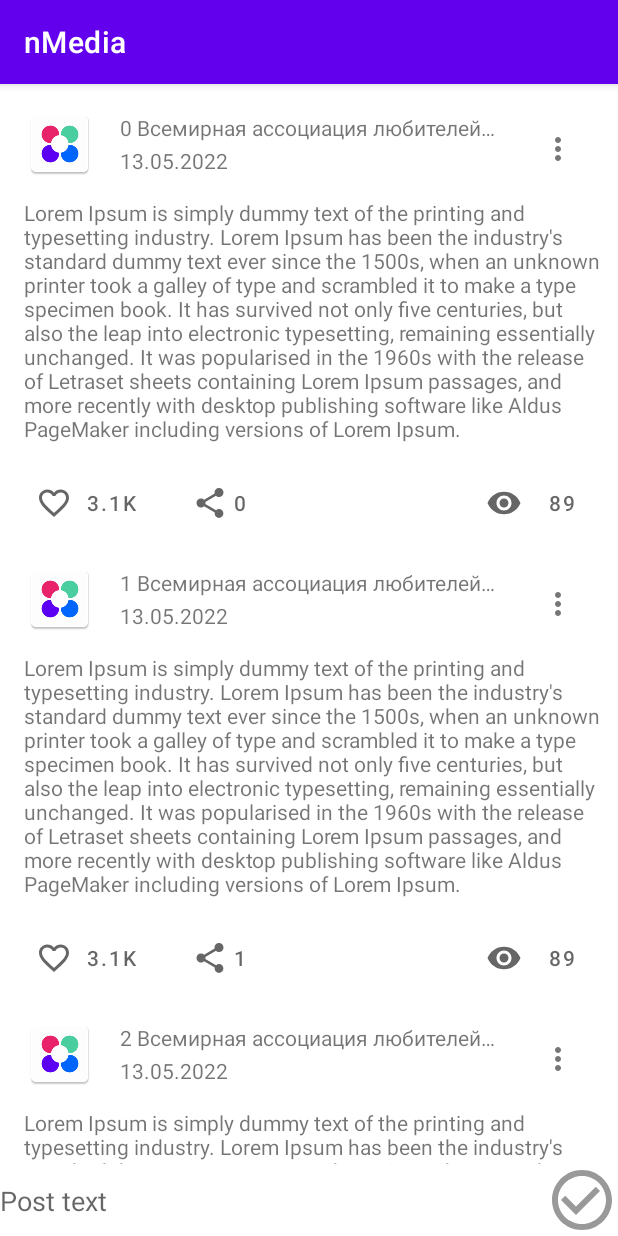
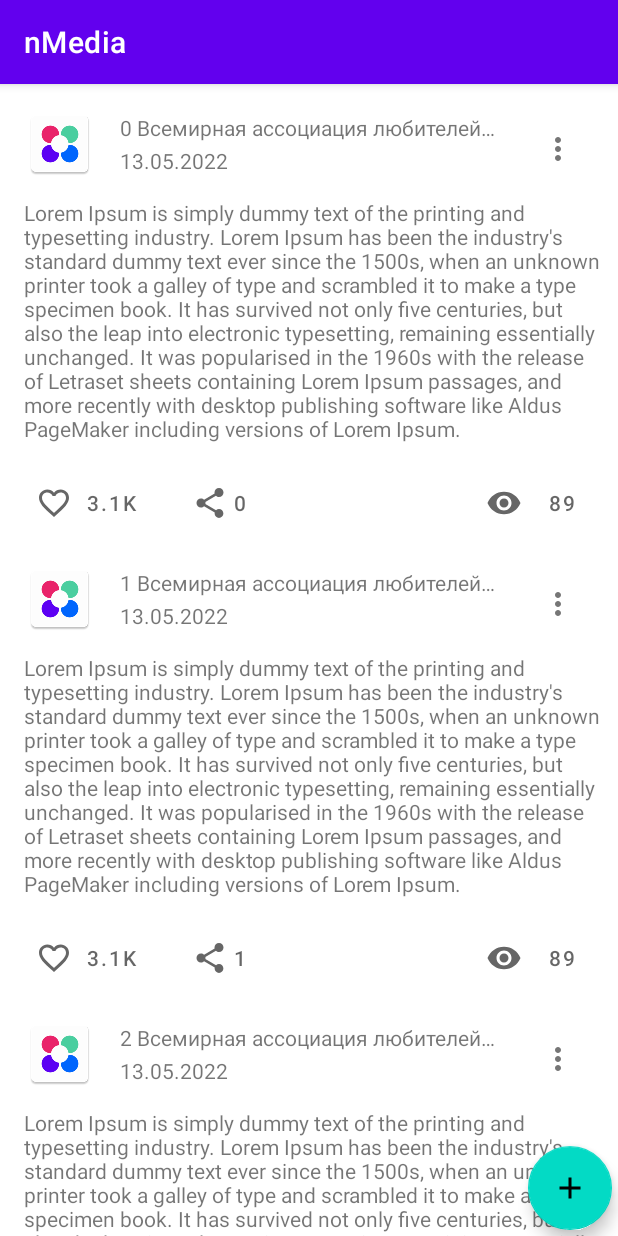
Before and after one commit to mstif/nmedia-app, an Android app: the screen it shows after launch (MainActivity), on a phone screen of 412 x 824 dp. Run offline under Robolectric (Android 15) with nearby library versions, the phone set to English and light mode, and no system bars.

```diff
--- a/app/src/main/java/ru/netology/nmedia/MainActivity.kt
+++ b/app/src/main/java/ru/netology/nmedia/MainActivity.kt
@@ -1,9 +1,11 @@
 package ru.netology.nmedia
 
+import android.content.Intent
 import androidx.appcompat.app.AppCompatActivity
 import android.os.Bundle
 import android.text.TextWatcher
 import android.view.View
+import androidx.activity.result.launch
 import androidx.activity.viewModels
 import androidx.core.widget.doAfterTextChanged
 import androidx.core.widget.doOnTextChanged
@@ -19,46 +21,56 @@ class MainActivity : AppCompatActivity() {
         super.onCreate(savedInstanceState)
         val binding = ActivityMainBinding.inflate(layoutInflater)
         setContentView(binding.root)
-        binding.group.visibility = View.GONE
+
+
         val adapter = PostsAdapter(viewModel)
         binding.container.adapter = adapter
         viewModel.dataViewModel.observe(this) { posts ->
             adapter.submitList(posts)
         }
-        binding.save.setOnClickListener {
-            with(binding.content) {
-                val content = text.toString()
-                viewModel.onSaveButtonClicked(content)
-                binding.group.visibility = View.GONE
-                clearFocus()
-                hideKeyboard()
-            }
+        binding.fab.setOnClickListener {
+            viewModel.onAddClicked()
         }
-        binding.canselEdit.setOnClickListener {
-            with(binding){
-                group.visibility = View.GONE
-                content.clearFocus()
-                content.hideKeyboard()
-                content.setText("")
-                shadowContent.setText("")
-                viewModel.currentPost.value = null
-            }
-        }
-        binding.content.doAfterTextChanged {
-            if (!binding.content.text.isBlank()) {
-                binding.group.visibility = View.VISIBLE
-            }
-        }
-        viewModel.currentPost.observe(this) { currenPost ->
-            binding.content.setText(currenPost?.content)
-            if (currenPost?.content != null && !currenPost.content.isBlank()) {
-                binding.group.visibility = View.VISIBLE
-                binding.shadowContent.setText(currenPost.content)
-
-                binding.content.requestFocus()
 
 
+
+//        viewModel.currentPost.observe(this) { currenPost ->
+//            binding.content.setText(currenPost?.content)
+//            if (currenPost?.content != null && !currenPost.content.isBlank()) {
+//                binding.group.visibility = View.VISIBLE
+//                binding.shadowContent.setText(currenPost.content)
+//
+//                binding.content.requestFocus()
+//
+//
+//            }
+//        }
+
+
+
+        viewModel.sharePostContentModel.observe(this){postContent->
+            val intent = Intent().apply {
+                action  = Intent.ACTION_SEND
+                putExtra(Intent.EXTRA_TEXT,postContent)
+                type = "text/plain"
             }
+            val shareIntent = Intent.createChooser(intent,getString(R.string.chooser_share_post))
+            startActivity(shareIntent)
+        }
+
+        val postContentActivityResultContract = PostContentActivity.ResultContract()//комментарим потому что это сделали object
+       val postContentActivityLouncher = registerForActivityResult(postContentActivityResultContract){postContent->
+           if(postContent==null){
+               viewModel.currentPost.value = null
+               return@registerForActivityResult
+           }
+           viewModel.onSaveButtonClicked(postContent)
+       }
+        viewModel.navigateToPostScreenEvent.observe(this){
+
+            postContentActivityLouncher.launch(it)
+
+
         }
 
     }
--- a/app/src/main/java/ru/netology/nmedia/data/PostRepository.kt
+++ b/app/src/main/java/ru/netology/nmedia/data/PostRepository.kt
@@ -1,10 +1,14 @@
 package ru.netology.nmedia.data
 
 import androidx.lifecycle.LiveData
+import androidx.lifecycle.MutableLiveData
 import ru.netology.nmedia.Post
+import x.y.z.SingleLiveEvent
 
 interface PostRepository {
     val data: LiveData< List<Post>>
+    val sharePostContent:SingleLiveEvent<String>
+    val currentPost:MutableLiveData<Post?>
     fun like(id:Long)
     fun share(id:Long)
     fun delete(id: Long)
--- a/app/src/main/java/ru/netology/nmedia/data/impl/InMemoryPostRepository.kt
+++ b/app/src/main/java/ru/netology/nmedia/data/impl/InMemoryPostRepository.kt
@@ -1,11 +1,15 @@
 package ru.netology.nmedia.data.impl
 
+import androidx.lifecycle.LiveData
 import androidx.lifecycle.MutableLiveData
 import ru.netology.nmedia.Post
 import ru.netology.nmedia.data.PostRepository
+import x.y.z.SingleLiveEvent
 
 class InMemoryPostRepository : PostRepository {
     override val data = MutableLiveData(Post.demoDataPost())
+    override val sharePostContent = SingleLiveEvent<String>()
+    override val currentPost = MutableLiveData<Post?>(null)
 
     private val posts get() = checkNotNull(data.value) { "Data value should not be null" }
 
@@ -23,7 +27,7 @@ class InMemoryPostRepository : PostRepository {
 
     override fun share(id: Long) {
 
-        data.value = posts.map { if (it.id == id) it.copy(shareCount = it.shareCount + 1) else it }
+        data.value = posts.map { if (it.id == id) it.copy(shareCount = it.shareCount + 1).apply { sharePostContent.value = it.content } else it }
 
     }
 
--- a/app/src/main/java/ru/netology/nmedia/data/viewModel/PostViewModel.kt
+++ b/app/src/main/java/ru/netology/nmedia/data/viewModel/PostViewModel.kt
@@ -3,19 +3,27 @@ package ru.netology.nmedia.data.viewModel
 import androidx.lifecycle.MutableLiveData
 import androidx.lifecycle.ViewModel
 import ru.netology.nmedia.Post
+import ru.netology.nmedia.PostContentActivity
 import ru.netology.nmedia.adapter.PostInteractionListener
 import ru.netology.nmedia.data.PostRepository
 import ru.netology.nmedia.data.impl.InMemoryPostRepository
+import x.y.z.SingleLiveEvent
 
 class PostViewModel : ViewModel(), PostInteractionListener {
     private val repository: PostRepository = InMemoryPostRepository()
     val dataViewModel by repository::data
-    val currentPost = MutableLiveData<Post?>( null)
+    val sharePostContentModel by repository::sharePostContent
+    val navigateToPostScreenEvent = SingleLiveEvent<String>()
+    val currentPost by repository::currentPost
     override fun onLikeClicked(post: Post) = repository.like(post.id)
-    override fun onShareClicked(post: Post) = repository.share(post.id)
+    override fun onShareClicked(post: Post) {
+        repository.share(post.id)
+    }
     override fun onDeleteClicked(post: Post) = repository.delete(post.id)
     override fun onEditClicked(post: Post) {
         currentPost.value = post
+        navigateToPostScreenEvent.value = post.content
+        //navigateToPostScreenEvent.call()
     }
 
 
@@ -23,13 +31,20 @@ class PostViewModel : ViewModel(), PostInteractionListener {
     fun onSaveButtonClicked(content: String) {
         if(content.isBlank())return
 
-        val newPost = currentPost.value?.copy(content = content)?:
+        val editedPost = currentPost.value?.copy(content = content)?:
         Post(
             id = PostRepository.NEW_POST_ID,
             content = content,
             published = "Today", author = "Me"
         )
-        repository.save(newPost)
+        repository.save(editedPost)
         currentPost.value = null
     }
+
+
+
+
+    fun onAddClicked() {
+        navigateToPostScreenEvent.call()
+    }
 }
--- /dev/null
+++ b/app/src/main/java/ru/netology/nmedia/utils/SingleLiveEvent.kt
@@ -0,0 +1,49 @@
+/*
+ *  Copyright 2017 Google Inc.
+ *
+ *  Licensed under the Apache License, Version 2.0 (the "License");
+ *  you may not use this file except in compliance with the License.
+ *  You may obtain a copy of the License at
+ *
+ *      http://www.apache.org/licenses/LICENSE-2.0
+ *
+ *  Unless required by applicable law or agreed to in writing, software
+ *  distributed under the License is distributed on an "AS IS" BASIS,
+ *  WITHOUT WARRANTIES OR CONDITIONS OF ANY KIND, either express or implied.
+ *  See the License for the specific language governing permissions and
+ *  limitations under the License.
+ */
+
+package x.y.z
+
+import androidx.annotation.MainThread
+import androidx.lifecycle.LifecycleOwner
+import androidx.lifecycle.MutableLiveData
+import androidx.lifecycle.Observer
+import java.util.concurrent.atomic.AtomicBoolean
+
+class SingleLiveEvent<T : Any?> : MutableLiveData<T>() {
+    private val pending: AtomicBoolean = AtomicBoolean(false)
+
+    @MainThread
+    override fun observe(owner: LifecycleOwner, observer: Observer<in T>) {
+        if (!hasActiveObservers()) {
+            super.observe(owner, Observer {
+                if (pending.compareAndSet(true, false)) {
+                    observer.onChanged(it)
+                }
+            })
+        }
+    }
+
+    @MainThread
+    override fun setValue(value: T?) {
+        pending.set(true)
+        super.setValue(value)
+    }
+
+    @MainThread
+    fun call() {
+        value = null
+    }
+}
--- /dev/null
+++ b/app/src/main/res/drawable/ic_baseline_add_24.xml
@@ -0,0 +1,5 @@
+<vector android:height="24dp" android:tint="#767676"
+    android:viewportHeight="24" android:viewportWidth="24"
+    android:width="24dp" xmlns:android="http://schemas.android.com/apk/res/android">
+    <path android:fillColor="@android:color/white" android:pathData="M19,13h-6v6h-2v-6H5v-2h6V5h2v6h6v2z"/>
+</vector>
--- /dev/null
+++ b/app/src/main/res/drawable/ic_baseline_check_24.xml
@@ -0,0 +1,5 @@
+<vector android:height="24dp" android:tint="#767676"
+    android:viewportHeight="24" android:viewportWidth="24"
+    android:width="24dp" xmlns:android="http://schemas.android.com/apk/res/android">
+    <path android:fillColor="@android:color/white" android:pathData="M9,16.17L4.83,12l-1.42,1.41L9,19 21,7l-1.41,-1.41z"/>
+</vector>
--- a/app/src/main/res/layout/activity_main.xml
+++ b/app/src/main/res/layout/activity_main.xml
@@ -13,96 +13,17 @@
         android:layout_height="0dp"
         app:layoutManager="androidx.recyclerview.widget.LinearLayoutManager"
         tools:listitem="@layout/post"
-        app:layout_constraintBottom_toTopOf="@id/tools2Top"
+        app:layout_constraintBottom_toBottomOf="parent"
         app:layout_constraintTop_toTopOf="parent"
         />
-    <androidx.constraintlayout.widget.Barrier
-        android:id="@+id/toolsTop"
+    <com.google.android.material.floatingactionbutton.FloatingActionButton
+        android:id="@+id/fab"
         android:layout_width="wrap_content"
         android:layout_height="wrap_content"
-        app:barrierDirection="top"
-
-        app:constraint_referenced_ids="content,save"
-        />
-
-    <androidx.constraintlayout.widget.Barrier
-        android:id="@+id/tools2Top"
-        android:layout_width="wrap_content"
-        android:layout_height="wrap_content"
-        app:barrierDirection="top"
-        app:constraint_referenced_ids="content,save,imageEdit,canselEdit" />
-    <ImageView
-        android:id="@+id/imageEdit"
-        android:layout_width="wrap_content"
-        android:layout_height="wrap_content"
-        android:layout_marginEnd="@dimen/foot_horiz_spacing"
-        android:contentDescription="edit avatar"
-        app:layout_constraintStart_toStartOf="parent"
-        app:layout_constraintBottom_toTopOf="@id/toolsTop"
-        app:layout_constraintTop_toBottomOf="@id/tools2Top"
-
-        app:srcCompat="@drawable/ic_baseline_edit_24" />
-
-    <ImageButton
-        android:id="@+id/canselEdit"
-        android:layout_width="wrap_content"
-        android:layout_height="wrap_content"
-        android:background="@android:color/transparent"
-        android:contentDescription="@string/favorit_button"
+        android:layout_margin="@dimen/fab_margin"
+        android:contentDescription="@string/add_post"
+        app:layout_constraintBottom_toBottomOf="parent"
         app:layout_constraintEnd_toEndOf="parent"
-
-        app:srcCompat="@drawable/ic_baseline_cancel_24"
-        app:layout_constraintBottom_toTopOf="@id/toolsTop"
-        />
-
-    <androidx.appcompat.widget.AppCompatTextView
-        android:id="@+id/shadowContent"
-        android:layout_width="0dp"
-        android:layout_height="wrap_content"
-        android:ellipsize="end"
-        android:singleLine="true"
-
-        android:contentDescription="@string/favorit_button"
-        app:layout_constraintTop_toTopOf="@id/tools2Top"
-        app:layout_constraintStart_toEndOf="@id/imageEdit"
-        app:layout_constraintEnd_toStartOf="@id/canselEdit"
-        app:layout_constraintBottom_toTopOf="@id/toolsTop"
-
-        tools:text="edited post content here..." />
-
-    <EditText
-        android:id="@+id/content"
-        android:layout_width="0dp"
-        android:layout_height="wrap_content"
-        android:background="@android:color/transparent"
-        android:hint="@string/post_text"
-        android:inputType="textMultiLine"
-        app:layout_constraintTop_toTopOf="@id/toolsTop"
-        app:layout_constraintEnd_toStartOf="@id/save"
-        app:layout_constraintStart_toStartOf="parent"
-        app:layout_constraintBottom_toBottomOf="parent"
-        android:maxHeight="@dimen/max_height_editView"
-
-        />
-
-    <androidx.constraintlayout.widget.Group
-        android:id="@+id/group"
-        android:layout_width="wrap_content"
-        android:layout_height="wrap_content"
-        android:visibility="visible"
-
-        app:constraint_referenced_ids="canselEdit,imageEdit,shadowContent" />
-
-    <ImageButton
-        android:id="@+id/save"
-        android:layout_width="wrap_content"
-        android:layout_height="wrap_content"
-        android:background="@android:color/transparent"
-        android:contentDescription="@string/favorit_button"
-        app:layout_constraintEnd_toEndOf="parent"
-        app:layout_constraintStart_toEndOf="@id/content"
-        app:srcCompat="@drawable/ic_save_48"
-        app:layout_constraintBottom_toBottomOf="parent"
-        />
+        app:srcCompat="@drawable/ic_baseline_add_24" />
 
 </androidx.constraintlayout.widget.ConstraintLayout>
--- a/app/src/main/res/values/dimens.xml
+++ b/app/src/main/res/values/dimens.xml
@@ -4,5 +4,6 @@
     <dimen name="foot_vert_spacing">32dp</dimen>
     <dimen name="foot_horiz_spacing">8dp</dimen>
     <dimen name="max_height_editView">150dp</dimen>
+    <dimen name="fab_margin">4dp</dimen>
 
 </resources>
--- a/app/src/main/res/values/strings.xml
+++ b/app/src/main/res/values/strings.xml
@@ -9,4 +9,7 @@
     <string name="remove">Remove</string>
     <string name="post_text">Post text</string>
     <string name="menu_edit">Edit</string>
+    <string name="chooser_share_post">Share post</string>
+    <string name="description_post_save">Save</string>
+    <string name="add_post">Add post</string>
 </resources>
```
Also changed, not shown: app/src/main/AndroidManifest.xml (+9 -0 lines), app/src/main/java/ru/netology/nmedia/PostContentActivity.kt (added, +69 -0 lines), app/src/main/res/layout/activity_post_content.xml (added, +35 -0 lines), 1 other file.
